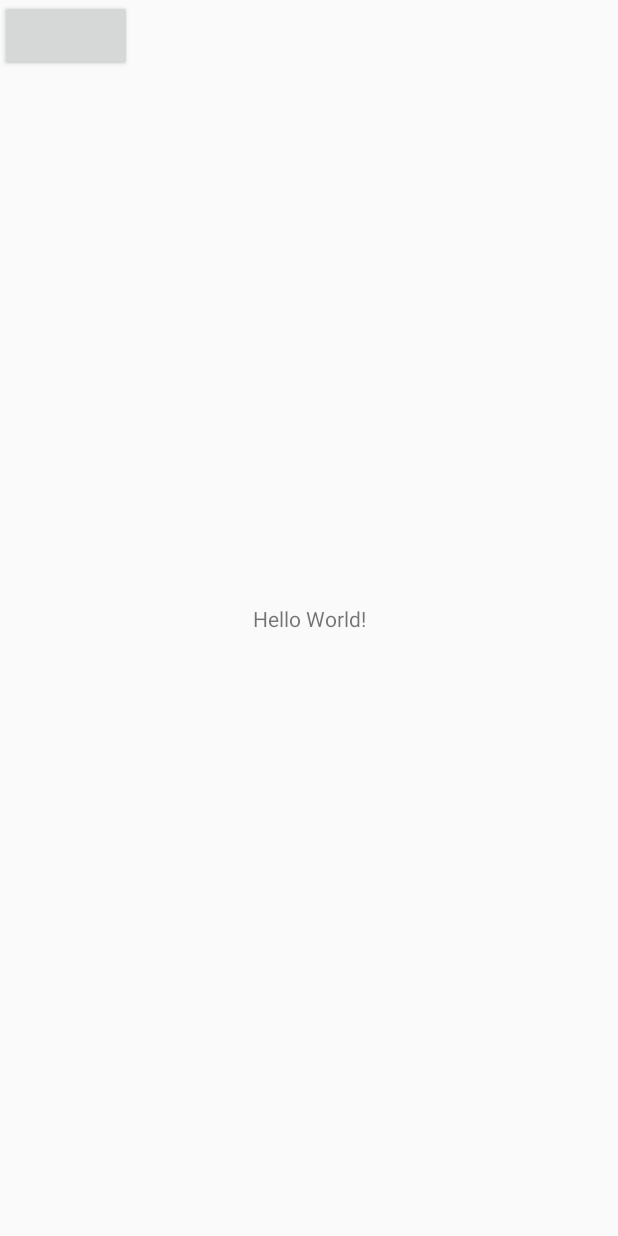
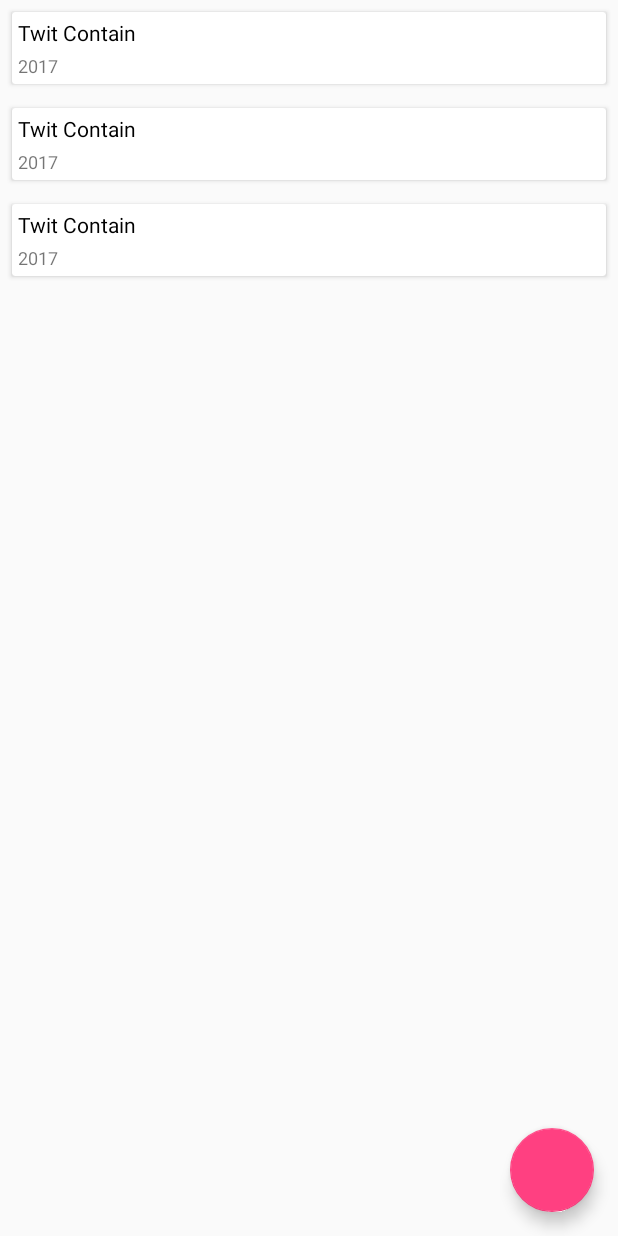
Before and after one commit to ngocann/TwitSplit, an Android app: the layout activity_main.xml on its own in the app's theme, with its tools: preview values and no code run, on a phone screen of 412 x 824 dp. Run offline under Robolectric (Android 15) with nearby library versions, the phone set to English and light mode, and no system bars.

Commit message:
Add Activity & Add

```diff
--- a/app/build.gradle
+++ b/app/build.gradle
@@ -34,6 +34,10 @@ dependencies {
     implementation "org.jetbrains.kotlin:kotlin-stdlib-jdk7:$kotlin_version"
     implementation "com.android.support:appcompat-v7:$support"
     implementation 'com.android.support.constraint:constraint-layout:1.1.1'
+    implementation "com.android.support:recyclerview-v7:$support"
+    implementation "com.android.support:cardview-v7:$support"
+    implementation "com.android.support:design:$support"
+
 
     //Dagger
     implementation "com.google.dagger:dagger:$dagger"
@@ -52,7 +56,7 @@ dependencies {
     kapt "android.arch.persistence.room:compiler:$archComponent"
 
     //DataBinding
-    kapt "com.android.databinding:compiler:$dataBinding"
+//    kapt "com.android.databinding:compiler:$dataBinding"
 
     testImplementation 'junit:junit:4.12'
     androidTestImplementation 'com.android.support.test:runner:1.0.2'
--- a/app/src/main/AndroidManifest.xml
+++ b/app/src/main/AndroidManifest.xml
@@ -10,13 +10,17 @@
         android:roundIcon="@mipmap/ic_launcher_round"
         android:supportsRtl="true"
         android:theme="@style/AppTheme">
-        <activity android:name=".ui.MainActivity">
+        <activity android:name=".ui.main.MainActivity">
             <intent-filter>
                 <action android:name="android.intent.action.MAIN" />
 
                 <category android:name="android.intent.category.LAUNCHER" />
             </intent-filter>
         </activity>
+
+        <activity android:name=".ui.main.AddTwitActivity"
+            android:theme="@style/AppTheme.NoActionBar"
+            />
     </application>
 
 </manifest>
--- a/app/src/main/java/com/zalora/twitsplit/ui/BaseActivity.kt
+++ b/app/src/main/java/com/zalora/twitsplit/ui/BaseActivity.kt
@@ -1,5 +1,7 @@
 package com.zalora.twitsplit.ui
 
+import android.content.Context
+import android.content.Intent
 import com.zalora.twitsplit.util.Log
 import dagger.android.support.DaggerAppCompatActivity
 
--- a/app/src/main/res/layout/activity_main.xml
+++ b/app/src/main/res/layout/activity_main.xml
@@ -1,22 +1,33 @@
 <?xml version="1.0" encoding="utf-8"?>
-<android.support.constraint.ConstraintLayout xmlns:android="http://schemas.android.com/apk/res/android"
-    xmlns:app="http://schemas.android.com/apk/res-auto"
-    xmlns:tools="http://schemas.android.com/tools"
-    android:layout_width="match_parent"
-    android:layout_height="match_parent"
-    tools:context=".ui.MainActivity">
+<layout xmlns:tools="http://schemas.android.com/tools"
+    xmlns:android="http://schemas.android.com/apk/res/android"
+    xmlns:app="http://schemas.android.com/apk/res-auto">
 
-    <TextView
-        android:layout_width="wrap_content"
-        android:layout_height="wrap_content"
-        android:text="Hello World!"
-        app:layout_constraintBottom_toBottomOf="parent"
-        app:layout_constraintLeft_toLeftOf="parent"
-        app:layout_constraintRight_toRightOf="parent"
-        app:layout_constraintTop_toTopOf="parent" />
+    <data>
+        <variable
+            name="twitViewModel"
+            type="com.zalora.twitsplit.viewmodel.TwitViewModel"/>
+    </data>
 
-    <Button
-        android:id="@+id/btnAdd"
-        android:layout_width="wrap_content"
-        android:layout_height="wrap_content" />
-</android.support.constraint.ConstraintLayout>
+    <android.support.design.widget.CoordinatorLayout
+        android:layout_width="match_parent"
+        android:layout_height="match_parent">
+
+        <android.support.v7.widget.RecyclerView
+            android:id="@+id/rvTwit"
+            android:layout_width="match_parent"
+            android:layout_height="match_parent"
+            tools:listitem="@layout/rv_item_twit"
+            >
+        </android.support.v7.widget.RecyclerView>
+
+        <android.support.design.widget.FloatingActionButton
+            android:id="@+id/fabAddTwit"
+            android:layout_width="wrap_content"
+            android:layout_height="wrap_content"
+            android:layout_gravity="bottom|end"
+            android:layout_margin="16dp"
+            />
+    </android.support.design.widget.CoordinatorLayout>
+
+</layout>
--- /dev/null
+++ b/app/src/main/res/layout/rv_item_twit.xml
@@ -0,0 +1,44 @@
+<?xml version="1.0" encoding="utf-8"?>
+
+<layout xmlns:android="http://schemas.android.com/apk/res/android"
+    xmlns:tools="http://schemas.android.com/tools"
+    xmlns:app="http://schemas.android.com/apk/res-auto">
+    <data>
+        <variable
+            name="twit"
+            type="com.zalora.twitsplit.model.Twit"/>
+    </data>
+    <android.support.v7.widget.CardView
+        android:layout_margin="8dp"
+        android:layout_width="match_parent"
+        android:layout_height="wrap_content">
+
+        <android.support.constraint.ConstraintLayout
+            android:layout_width="match_parent"
+            android:layout_height="match_parent">
+            <TextView
+                android:id="@+id/tvTwit"
+                android:padding="4dp"
+                android:textColor="@android:color/black"
+                tools:text="Twit Contain"
+                android:layout_width="match_parent"
+                android:layout_height="wrap_content" />
+
+            <TextView
+                android:id="@+id/tvTime"
+                android:paddingStart="4dp"
+                android:paddingEnd="4dp"
+                android:paddingBottom="4dp"
+                android:textSize="12sp"
+                tools:text="2017"
+                app:layout_constraintTop_toBottomOf="@+id/tvTwit"
+                app:layout_constraintRight_toRightOf="parent"
+                app:layout_constraintLeft_toLeftOf="parent"
+                android:layout_width="0dp"
+                android:layout_height="wrap_content" />
+
+
+
+        </android.support.constraint.ConstraintLayout>
+    </android.support.v7.widget.CardView>
+</layout>
--- a/app/src/main/res/values/styles.xml
+++ b/app/src/main/res/values/styles.xml
@@ -8,4 +8,11 @@
         <item name="colorAccent">@color/colorAccent</item>
     </style>
 
+    <style name="AppTheme.NoActionBar" parent="AppTheme">
+        <item name="windowActionBar">false</item>
+        <item name="windowNoTitle">true</item>
+    </style>
+
+
+
 </resources>
--- a/build.gradle
+++ b/build.gradle
@@ -7,7 +7,7 @@ buildscript {
         jcenter()
     }
     dependencies {
-        classpath 'com.android.tools.build:gradle:3.1.2'
+        classpath 'com.android.tools.build:gradle:3.1.3'
         classpath "org.jetbrains.kotlin:kotlin-gradle-plugin:$kotlin_version"
 
         // NOTE: Do not place your application dependencies here; they belong
```
Also changed, not shown: app/src/main/java/com/zalora/twitsplit/adapter/TwitAdapter.kt (added, +33 -0 lines), app/src/main/java/com/zalora/twitsplit/di/ActivityBuilderModule.kt (+5 -2 lines), app/src/main/java/com/zalora/twitsplit/ui/MainActivity.kt (deleted, +0 -37 lines), app/src/main/java/com/zalora/twitsplit/ui/main/AddTwitActivity.kt (added, +26 -0 lines), app/src/main/java/com/zalora/twitsplit/ui/main/MainActivity.kt (added, +48 -0 lines), app/src/main/res/layout/activity_add.xml (added, +38 -0 lines).
